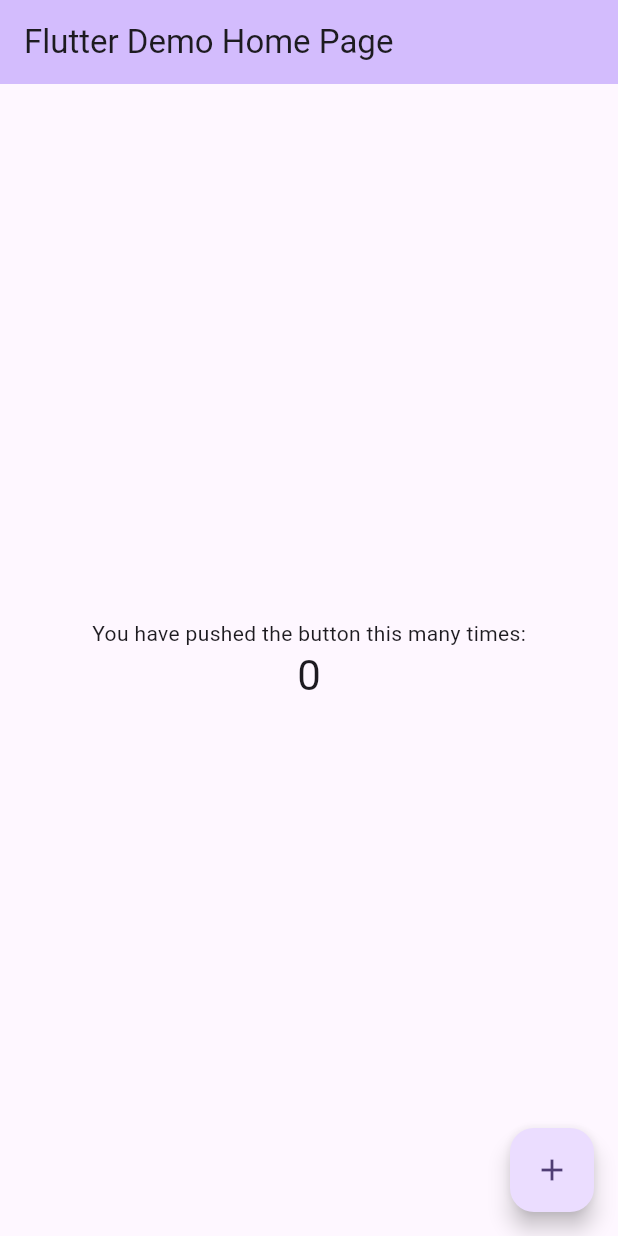
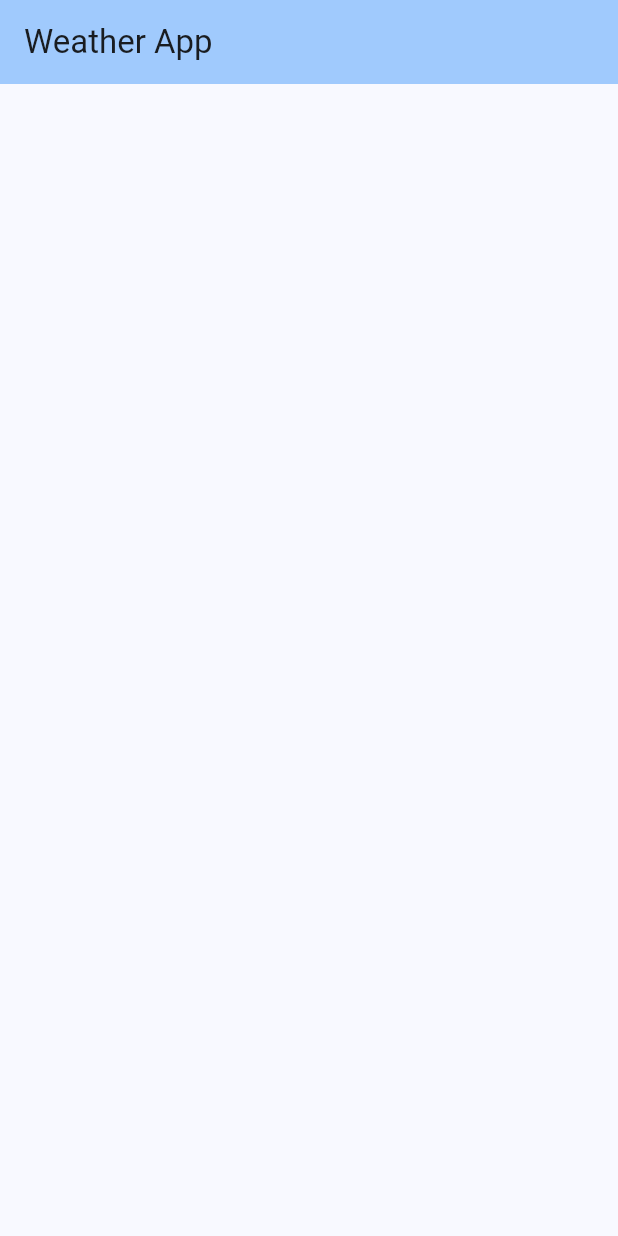
Before and after one commit to miggi92/flutter-weather, a Flutter app: the screen it shows after launch, on a phone screen of 412 x 824 dp. Run offline on Flutter 3.47's test engine with Material 3 defaults, Android fonts, the phone set to English and light mode, and no system bars.

Commit message:
chore: :fire: removed sample code

```diff
--- a/lib/main.dart
+++ b/lib/main.dart
@@ -11,43 +11,18 @@
   @override
   Widget build(BuildContext context) {
     return MaterialApp(
-      title: 'Flutter Demo',
+      title: 'Weather',
       theme: ThemeData(
-        // This is the theme of your application.
-        //
-        // TRY THIS: Try running your application with "flutter run". You'll see
-        // the application has a purple toolbar. Then, without quitting the app,
-        // try changing the seedColor in the colorScheme below to Colors.green
-        // and then invoke "hot reload" (save your changes or press the "hot
-        // reload" button in a Flutter-supported IDE, or press "r" if you used
-        // the command line to start the app).
-        //
-        // Notice that the counter didn't reset back to zero; the application
-        // state is not lost during the reload. To reset the state, use hot
-        // restart instead.
-        //
-        // This works for code too, not just values: Most code changes can be
-        // tested with just a hot reload.
-        colorScheme: ColorScheme.fromSeed(seedColor: Colors.deepPurple),
+        colorScheme: ColorScheme.fromSeed(seedColor: Colors.blue),
         useMaterial3: true,
       ),
-      home: const MyHomePage(title: 'Flutter Demo Home Page'),
+      home: const MyHomePage(title: 'Weather App'),
     );
   }
 }
 
 class MyHomePage extends StatefulWidget {
   const MyHomePage({super.key, required this.title});
-
-  // This widget is the home page of your application. It is stateful, meaning
-  // that it has a State object (defined below) that contains fields that affect
-  // how it looks.
-
-  // This class is the configuration for the state. It holds the values (in this
-  // case the title) provided by the parent (in this case the App widget) and
-  // used by the build method of the State. Fields in a Widget subclass are
-  // always marked "final".
-
   final String title;
 
   @override
@@ -55,71 +30,13 @@
 }
 
 class _MyHomePageState extends State<MyHomePage> {
-  int _counter = 0;
-
-  void _incrementCounter() {
-    setState(() {
-      // This call to setState tells the Flutter framework that something has
-      // changed in this State, which causes it to rerun the build method below
-      // so that the display can reflect the updated values. If we changed
-      // _counter without calling setState(), then the build method would not be
-      // called again, and so nothing would appear to happen.
-      _counter++;
-    });
-  }
-
   @override
   Widget build(BuildContext context) {
-    // This method is rerun every time setState is called, for instance as done
-    // by the _incrementCounter method above.
-    //
-    // The Flutter framework has been optimized to make rerunning build methods
-    // fast, so that you can just rebuild anything that needs updating rather
-    // than having to individually change instances of widgets.
     return Scaffold(
       appBar: AppBar(
-        // TRY THIS: Try changing the color here to a specific color (to
-        // Colors.amber, perhaps?) and trigger a hot reload to see the AppBar
-        // change color while the other colors stay the same.
         backgroundColor: Theme.of(context).colorScheme.inversePrimary,
-        // Here we take the value from the MyHomePage object that was created by
-        // the App.build method, and use it to set our appbar title.
         title: Text(widget.title),
       ),
-      body: Center(
-        // Center is a layout widget. It takes a single child and positions it
-        // in the middle of the parent.
-        child: Column(
-          // Column is also a layout widget. It takes a list of children and
-          // arranges them vertically. By default, it sizes itself to fit its
-          // children horizontally, and tries to be as tall as its parent.
-          //
-          // Column has various properties to control how it sizes itself and
-          // how it positions its children. Here we use mainAxisAlignment to
-          // center the children vertically; the main axis here is the vertical
-          // axis because Columns are vertical (the cross axis would be
-          // horizontal).
-          //
-          // TRY THIS: Invoke "debug painting" (choose the "Toggle Debug Paint"
-          // action in the IDE, or press "p" in the console), to see the
-          // wireframe for each widget.
-          mainAxisAlignment: MainAxisAlignment.center,
-          children: <Widget>[
-            const Text(
-              'You have pushed the button this many times:',
-            ),
-            Text(
-              '$_counter',
-              style: Theme.of(context).textTheme.headlineMedium,
-            ),
-          ],
-        ),
-      ),
-      floatingActionButton: FloatingActionButton(
-        onPressed: _incrementCounter,
-        tooltip: 'Increment',
-        child: const Icon(Icons.add),
-      ), // This trailing comma makes auto-formatting nicer for build methods.
     );
   }
 }
```
